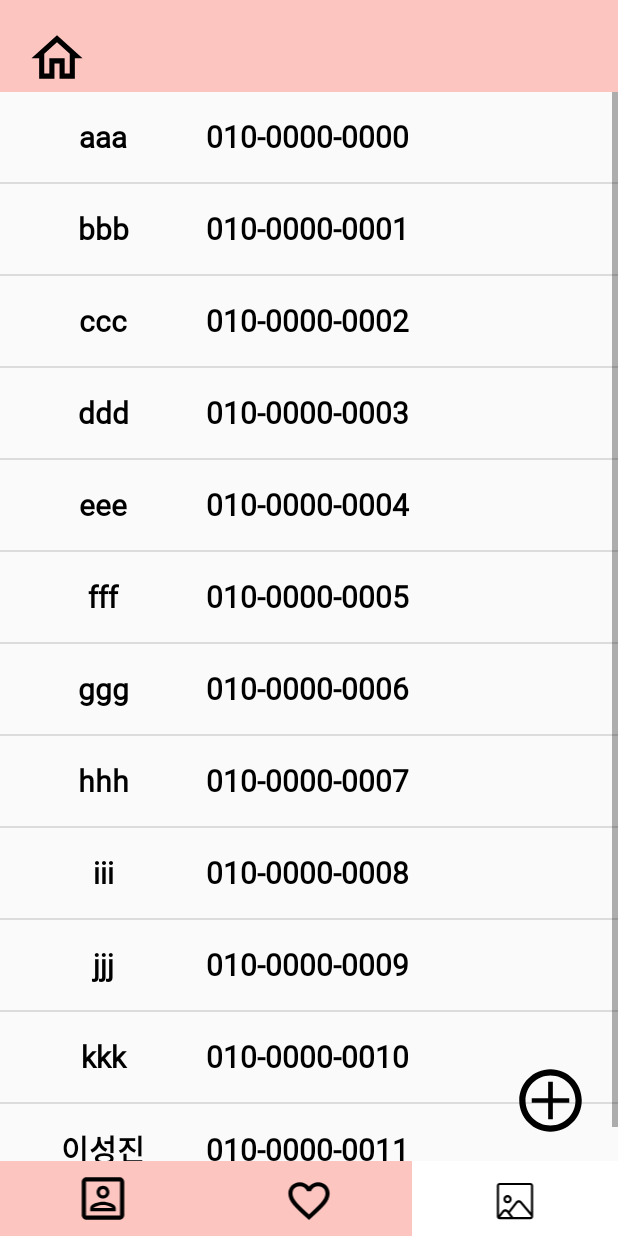
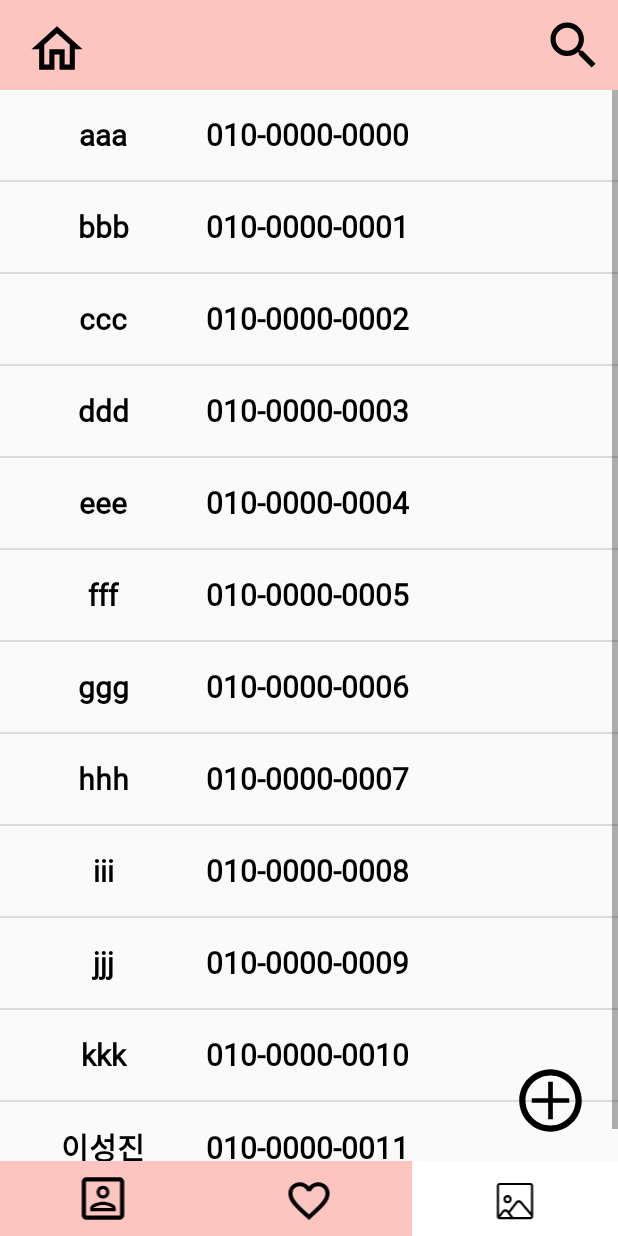
Before and after one commit to editadiary/bapmuksa, an Android app: the ContactActivity screen opened directly, with no data from a screen before it, on a phone screen of 412 x 824 dp. Run offline under Robolectric (Android 15) with nearby library versions, the phone set to English and light mode, and no system bars.

Commit message:
contact search 도중 commit

```diff
--- a/app/src/main/java/com/example/myapplication/Contact/ContactActivity.java
+++ b/app/src/main/java/com/example/myapplication/Contact/ContactActivity.java
@@ -16,9 +16,14 @@ import android.net.Uri;
 import android.os.Build;
 import android.os.Bundle;
 import android.provider.ContactsContract;
+import android.text.Editable;
+import android.text.TextWatcher;
 import android.util.Log;
 import android.view.View;
+import android.widget.EditText;
 import android.widget.ImageView;
+import android.widget.LinearLayout;
+import android.widget.Spinner;
 
 import androidx.activity.result.ActivityResultLauncher;
 import androidx.activity.result.contract.ActivityResultContracts;
@@ -33,7 +38,11 @@ import com.example.myapplication.R;
 import java.util.ArrayList;
 
 public class ContactActivity extends AppCompatActivity implements View.OnClickListener {
-    private ImageView addContactIcon;
+    private ImageView addContactIcon, searchIcon;
+    private LinearLayout searchLinearLayout;
+    private EditText searchET;
+    private Spinner tagSpinner;
+    private boolean searchVisible = false;
     private static RecyclerView mRecyclerView;
     private static ContactAdapter.RecyclerViewClickListener listener;
 
@@ -44,6 +53,31 @@ public class ContactActivity extends AppCompatActivity implements View.OnClickLi
 
         addContactIcon = findViewById(R.id.ic_plus);
         addContactIcon.setOnClickListener(this);
+
+        searchIcon = findViewById(R.id.searchBtn);
+        searchIcon.setOnClickListener(this);
+
+        searchLinearLayout = findViewById(R.id.searchBar);
+
+        searchET = findViewById(R.id.searchEditText);
+        searchET.addTextChangedListener(new TextWatcher() {
+            @Override
+            public void beforeTextChanged(CharSequence s, int start, int count, int after) {
+
+            }
+
+            @Override
+            public void onTextChanged(CharSequence s, int start, int before, int count) {
+                searchContact(s);
+            }
+
+            @Override
+            public void afterTextChanged(Editable s) {
+
+            }
+        });
+
+        tagSpinner = findViewById(R.id.spinnerTag);
 
         mRecyclerView = findViewById(R.id.contact_rv);
         setOnClickListener();
@@ -76,11 +110,27 @@ public class ContactActivity extends AppCompatActivity implements View.OnClickLi
 
     @Override
     public void onClick(View v) {
-        if(stack_page.peek() == 4) return;
+        if(v.getId() == R.id.ic_plus) {
+            if(stack_page.peek() == 4) return;
 
-        stack_page.push(4);
-        Intent intent = new Intent(this, ContactCreateActivity.class);
-        startActivity(intent);
+            stack_page.push(4);
+            Intent intent = new Intent(this, ContactCreateActivity.class);
+            startActivity(intent);
+        }
+
+        if(v.getId() == R.id.searchBtn) {
+            if(searchVisible == false) {
+                searchLinearLayout.setVisibility(View.VISIBLE);
+            }
+            else {
+                searchLinearLayout.setVisibility(View.GONE);
+            }
+        }
+    }
+
+    private void searchContact(CharSequence s) {
+        String searchText = s.toString();
+
     }
 
     @Override
--- a/app/src/main/res/layout/activity_contact.xml
+++ b/app/src/main/res/layout/activity_contact.xml
@@ -12,6 +12,50 @@
         android:name="com.example.myapplication.TopFragment"
         app:layout_constraintTop_toTopOf="parent"
         tools:layout="@layout/top_fragment" />
+
+    <LinearLayout
+        android:id="@+id/searchBar"
+        android:layout_width="250dp"
+        android:layout_height="40dp"
+        android:layout_marginStart="100dp"
+        android:layout_marginTop="15dp"
+        android:background="@color/white"
+        android:visibility="gone"
+        app:layout_constraintTop_toTopOf="parent"
+        app:layout_constraintLeft_toLeftOf="parent"
+        >
+
+        <EditText
+            android:id="@+id/searchEditText"
+            android:layout_width="0dp"
+            android:layout_height="match_parent"
+            android:layout_weight="3"
+            android:background="@color/transparent"
+            />
+
+
+        <Spinner
+            android:id="@+id/spinnerTag"
+            android:layout_width="0dp"
+            android:layout_height="match_parent"
+            android:layout_weight="2"
+            android:paddingStart="20dp"
+            android:paddingEnd="10dp"
+            android:entries="@array/arrayTag"
+            />
+    </LinearLayout>
+
+    <ImageView
+        android:id="@+id/searchBtn"
+        android:layout_width="40dp"
+        android:layout_height="40dp"
+        android:layout_marginTop="10dp"
+        android:layout_marginEnd="10dp"
+        app:srcCompat="@drawable/ic_search"
+        app:layout_constraintTop_toTopOf="parent"
+        app:layout_constraintRight_toRightOf="parent"
+
+        />
 
     <androidx.recyclerview.widget.RecyclerView
         android:id="@+id/contact_rv"
--- a/app/src/main/res/layout/top_fragment.xml
+++ b/app/src/main/res/layout/top_fragment.xml
@@ -6,7 +6,7 @@
 
     <androidx.appcompat.widget.LinearLayoutCompat
         android:layout_width="match_parent"
-        android:layout_height="wrap_content"
+        android:layout_height="60dp"
         app:layout_constraintStart_toStartOf="parent"
         app:layout_constraintTop_toTopOf="parent"
         android:background="@color/color4"
@@ -17,7 +17,7 @@
             android:layout_width="45dp"
             android:layout_height="45dp"
             android:layout_marginStart="15dp"
-            android:layout_marginTop="16dp"
+            android:layout_marginTop="10dp"
             android:contentDescription="@string/tohome"
             android:onClick="toHome"
             app:layout_constraintStart_toStartOf="parent"
```
